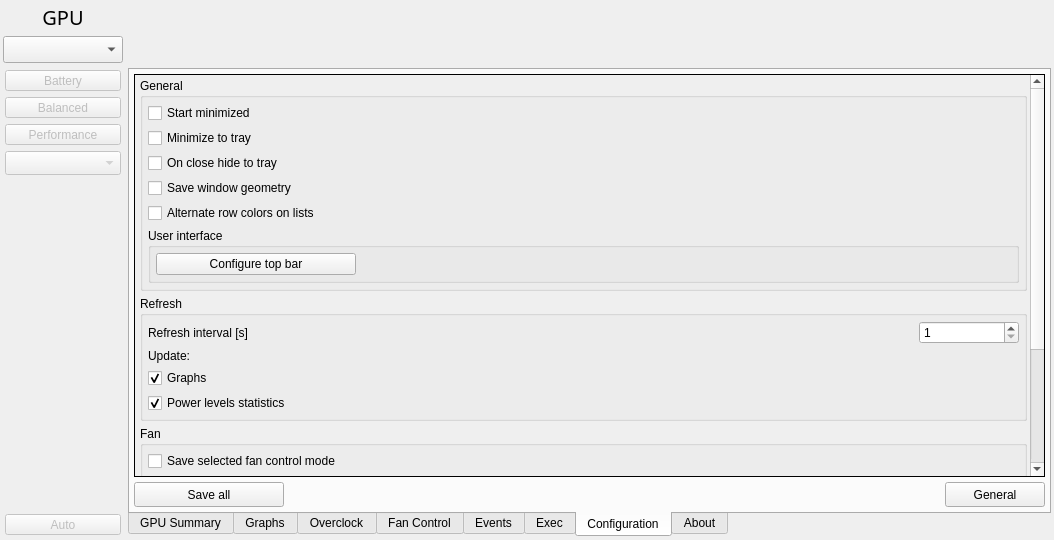
This is radeon-profile/radeon_profile.ui in marazmista/radeon-profile as Qt 5 draws it before an edit. The edited form follows.
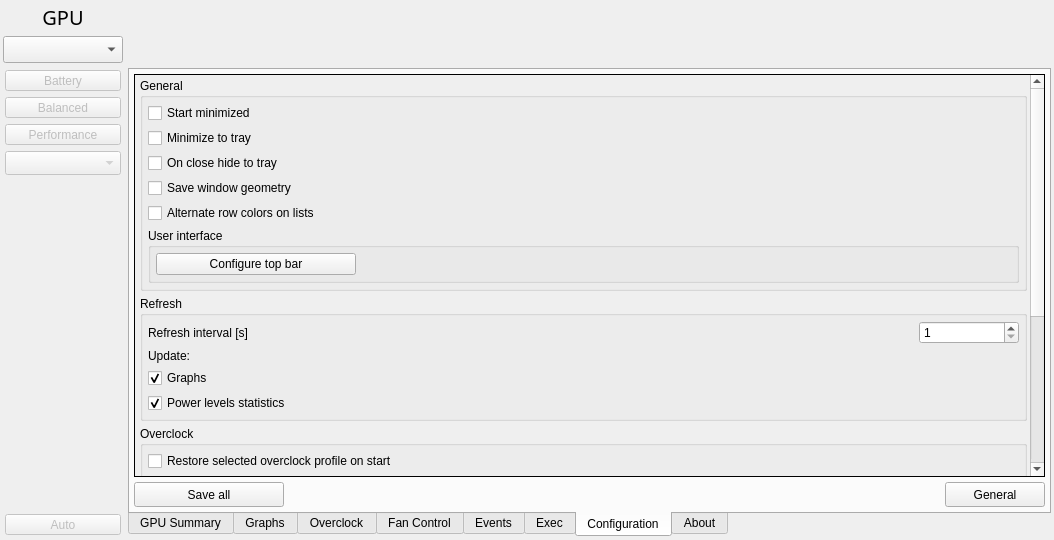
This is the edited form. The open tabs and pages were chosen to show the change. Icons and pictures are not drawn.

Commit message: added option to restore overclock profile on start, added option to restore percent overclock

What changed in the file:
```diff
--- a/radeon-profile/radeon_profile.ui
+++ b/radeon-profile/radeon_profile.ui
@@ -3626,7 +3626,7 @@
              <x>0</x>
              <y>0</y>
              <width>895</width>
-             <height>562</height>
+             <height>628</height>
             </rect>
            </property>
            <layout class="QVBoxLayout" name="verticalLayout_27">
@@ -3866,6 +3866,44 @@
               </layout>
              </widget>
             </item>
+            <item>
+             <widget class="QGroupBox" name="gropu_cfgOverclock">
+              <property name="title">
+               <string>Overclock</string>
+              </property>
+              <layout class="QVBoxLayout" name="verticalLayout_31">
+               <property name="spacing">
+                <number>5</number>
+               </property>
+               <property name="leftMargin">
+                <number>5</number>
+               </property>
+               <property name="topMargin">
+                <number>5</number>
+               </property>
+               <property name="rightMargin">
+                <number>5</number>
+               </property>
+               <property name="bottomMargin">
+                <number>5</number>
+               </property>
+               <item>
+                <widget class="QCheckBox" name="cb_restoreOcProfile">
+                 <property name="text">
+                  <string>Restore selected overclock profile on start</string>
+                 </property>
+                </widget>
+               </item>
+               <item>
+                <widget class="QCheckBox" name="cb_restorePercentOc">
+                 <property name="text">
+                  <string>Restore percent overclock on start</string>
+                 </property>
+                </widget>
+               </item>
+              </layout>
+             </widget>
+            </item>
             <item>
              <widget class="QGroupBox" name="group_cfgFan">
               <property name="title">
```
The commit also changes 3 other files.
